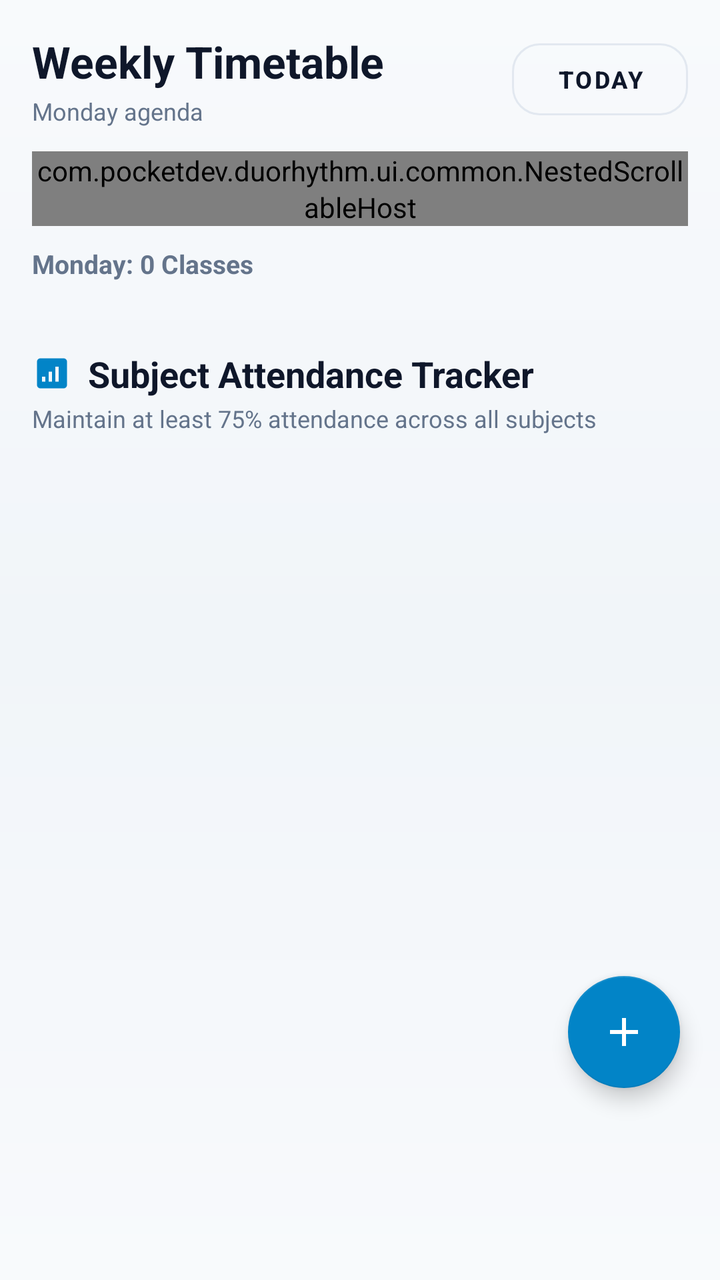
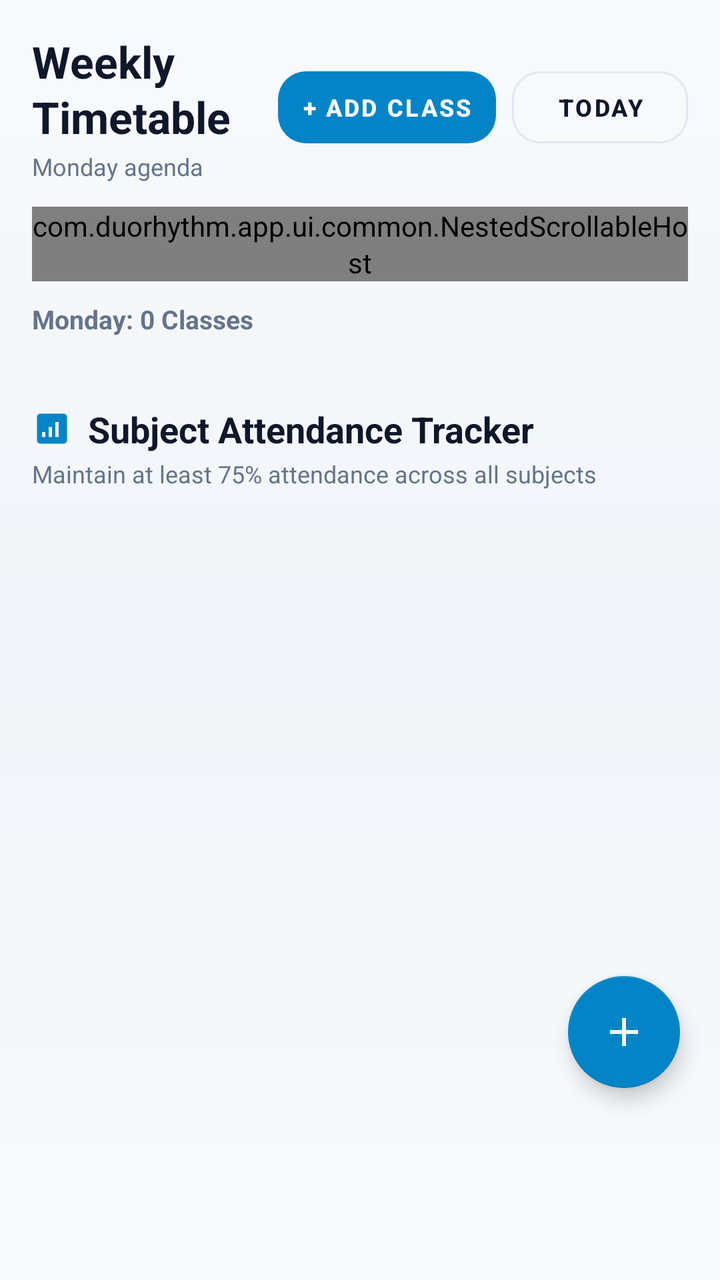

The first picture is an Android layout as it rendered before a commit; the second is the same layout after the commit. The layout source and the unified diff follow.
<!-- AndroidManifest.xml: application theme Theme.LifeSync -->
<!-- res/layout/fragment_schedule.xml -->
<?xml version="1.0" encoding="utf-8"?>
<androidx.coordinatorlayout.widget.CoordinatorLayout xmlns:android="http://schemas.android.com/apk/res/android"
    xmlns:app="http://schemas.android.com/apk/res-auto"
    xmlns:tools="http://schemas.android.com/tools"
    android:layout_width="match_parent"
    android:layout_height="match_parent"
    android:clipChildren="false"
    android:clipToPadding="false"
    android:background="@drawable/bg_ambient_canvas">

    <androidx.core.widget.NestedScrollView
        android:id="@+id/scrollSchedule"
        android:layout_width="match_parent"
        android:layout_height="match_parent"
        android:fillViewport="true"
        android:clipToPadding="false"
        android:clipChildren="false"
        android:paddingBottom="120dp">

        <LinearLayout
            android:layout_width="match_parent"
            android:layout_height="wrap_content"
            android:orientation="vertical"
            android:padding="16dp">

            
            <LinearLayout
                android:layout_width="match_parent"
                android:layout_height="wrap_content"
                android:gravity="center_vertical"
                android:orientation="horizontal"
                android:layout_marginBottom="12dp">

                <LinearLayout
                    android:layout_width="0dp"
                    android:layout_height="wrap_content"
                    android:layout_weight="1"
                    android:orientation="vertical">

                    <TextView
                        android:id="@+id/tvScheduleTitle"
                        android:layout_width="wrap_content"
                        android:layout_height="wrap_content"
                        android:text="Weekly Timetable"
                        android:textColor="@color/text_primary"
                        android:textSize="22sp"
                        android:textStyle="bold" />

                    <TextView
                        android:id="@+id/tvScheduleSubtitle"
                        android:layout_width="wrap_content"
                        android:layout_height="wrap_content"
                        android:layout_marginTop="2dp"
                        android:text="Monday agenda"
                        android:textColor="@color/text_secondary"
                        android:textSize="12sp" />
                </LinearLayout>

                <com.google.android.material.button.MaterialButton
                    android:id="@+id/btnJumpToToday"
                    style="@style/Widget.MaterialComponents.Button.OutlinedButton"
                    android:layout_width="wrap_content"
                    android:layout_height="36dp"
                    android:insetTop="0dp"
                    android:insetBottom="0dp"
                    android:paddingHorizontal="12dp"
                    android:text="Today"
                    android:textColor="@color/text_primary"
                    android:textSize="12sp"
                    android:textStyle="bold"
                    app:cornerRadius="14dp"
                    app:strokeColor="@color/card_stroke"
                    app:strokeWidth="1dp" />
            </LinearLayout>

            
            <com.pocketdev.duorhythm.ui.common.NestedScrollableHost
                android:layout_width="match_parent"
                android:layout_height="wrap_content"
                android:layout_marginBottom="10dp">

                <HorizontalScrollView
                    android:layout_width="match_parent"
                    android:layout_height="wrap_content"
                    android:scrollbars="none">

                    <com.google.android.material.chip.ChipGroup
                        android:id="@+id/chipGroupDays"
                        android:layout_width="wrap_content"
                        android:layout_height="wrap_content"
                        app:singleLine="true"
                        app:singleSelection="true">

                        <com.google.android.material.chip.Chip
                            android:id="@+id/chipMon"
                            style="@style/Widget.MaterialComponents.Chip.Choice"
                            android:layout_width="wrap_content"
                            android:layout_height="42dp"
                            android:checked="true"
                            android:text="Mon 12" />

                        <com.google.android.material.chip.Chip
                            android:id="@+id/chipTue"
                            style="@style/Widget.MaterialComponents.Chip.Choice"
                            android:layout_width="wrap_content"
                            android:layout_height="42dp"
                            android:text="Tue 13" />

                        <com.google.android.material.chip.Chip
                            android:id="@+id/chipWed"
                            style="@style/Widget.MaterialComponents.Chip.Choice"
                            android:layout_width="wrap_content"
                            android:layout_height="42dp"
                            android:text="Wed 14" />

                        <com.google.android.material.chip.Chip
                            android:id="@+id/chipThu"
                            style="@style/Widget.MaterialComponents.Chip.Choice"
                            android:layout_width="wrap_content"
                            android:layout_height="42dp"
                            android:text="Thu 15" />

                        <com.google.android.material.chip.Chip
                            android:id="@+id/chipFri"
                            style="@style/Widget.MaterialComponents.Chip.Choice"
                            android:layout_width="wrap_content"
                            android:layout_height="42dp"
                            android:text="Fri 16" />

                        <com.google.android.material.chip.Chip
                            android:id="@+id/chipSat"
                            style="@style/Widget.MaterialComponents.Chip.Choice"
                            android:layout_width="wrap_content"
                            android:layout_height="42dp"
                            android:text="Sat 17" />

                        <com.google.android.material.chip.Chip
                            android:id="@+id/chipSun"
                            style="@style/Widget.MaterialComponents.Chip.Choice"
                            android:layout_width="wrap_content"
                            android:layout_height="42dp"
                            android:text="Sun 18" />
                    </com.google.android.material.chip.ChipGroup>
                </HorizontalScrollView>
            </com.pocketdev.duorhythm.ui.common.NestedScrollableHost>

            
            <TextView
                android:id="@+id/tvScheduleDaySummary"
                android:layout_width="wrap_content"
                android:layout_height="wrap_content"
                android:layout_marginBottom="10dp"
                android:text="Monday: 0 Classes"
                android:textColor="@color/text_secondary"
                android:textSize="13sp"
                android:textStyle="bold" />

            
            <androidx.recyclerview.widget.RecyclerView
                android:id="@+id/rvDayClasses"
                android:layout_width="match_parent"
                android:layout_height="wrap_content"
                android:nestedScrollingEnabled="false"
                android:clipToPadding="false"
                android:layoutAnimation="@anim/layout_animation_slide_up"
                tools:listitem="@layout/item_class_schedule" />

            
            <com.google.android.material.card.MaterialCardView
                android:id="@+id/layoutEmptyClasses"
                android:layout_width="match_parent"
                android:layout_height="wrap_content"
                android:layout_marginTop="16dp"
                app:cardCornerRadius="20dp"
                app:cardElevation="0dp"
                app:strokeWidth="1dp"
                app:strokeColor="@color/card_stroke"
                app:cardBackgroundColor="@color/surface_card"
                android:visibility="gone">

                <LinearLayout
                    android:layout_width="match_parent"
                    android:layout_height="wrap_content"
                    android:gravity="center"
                    android:orientation="vertical"
                    android:padding="28dp">

                    <ImageView
                        android:layout_width="44dp"
                        android:layout_height="44dp"
                        android:src="@drawable/ic_schedule"
                        app:tint="@color/water_cyan_bright" />

                    <TextView
                        android:layout_width="wrap_content"
                        android:layout_height="wrap_content"
                        android:layout_marginTop="14dp"
                        android:text="No classes scheduled for this day"
                        android:textColor="@color/text_primary"
                        android:textSize="17sp"
                        android:textStyle="bold" />

                    <TextView
                        android:layout_width="wrap_content"
                        android:layout_height="wrap_content"
                        android:layout_marginTop="6dp"
                        android:gravity="center"
                        android:text="Tap below to add a lecture, lab, or seminar for this day."
                        android:textColor="@color/text_secondary"
                        android:textSize="13sp" />

                    <com.google.android.material.button.MaterialButton
                        android:id="@+id/btnEmptyAddClass"
                        style="@style/Widget.MaterialComponents.Button.UnelevatedButton"
                        android:layout_width="wrap_content"
                        android:layout_height="40dp"
                        android:layout_marginTop="18dp"
                        android:insetTop="0dp"
                        android:insetBottom="0dp"
                        android:paddingHorizontal="20dp"
                        android:text="+ Add Class"
                        android:textColor="@color/white"
                        android:textSize="13sp"
                        android:textStyle="bold"
                        app:backgroundTint="#0284C7"
                        app:cornerRadius="16dp" />
                </LinearLayout>
            </com.google.android.material.card.MaterialCardView>

            
            <LinearLayout
                android:layout_width="match_parent"
                android:layout_height="wrap_content"
                android:layout_marginTop="24dp"
                android:gravity="center_vertical"
                android:orientation="horizontal">

                <ImageView
                    android:layout_width="20dp"
                    android:layout_height="20dp"
                    android:src="@drawable/ic_analytics"
                    app:tint="?attr/colorPrimary" />

                <TextView
                    android:layout_width="wrap_content"
                    android:layout_height="wrap_content"
                    android:layout_marginStart="8dp"
                    android:text="Subject Attendance Tracker"
                    android:textColor="@color/text_primary"
                    android:textSize="18sp"
                    android:textStyle="bold" />
            </LinearLayout>

            <TextView
                android:layout_width="wrap_content"
                android:layout_height="wrap_content"
                android:layout_marginTop="2dp"
                android:text="Maintain at least 75% attendance across all subjects"
                android:textColor="@color/text_secondary"
                android:textSize="12sp" />

            <androidx.recyclerview.widget.RecyclerView
                android:id="@+id/rvAttendance"
                android:layout_width="match_parent"
                android:layout_height="wrap_content"
                android:layout_marginTop="10dp"
                android:nestedScrollingEnabled="false"
                android:clipToPadding="false"
                android:layoutAnimation="@anim/layout_animation_slide_up"
                tools:listitem="@layout/item_attendance" />

            
            <com.google.android.material.card.MaterialCardView
                android:id="@+id/layoutEmptyAttendance"
                android:layout_width="match_parent"
                android:layout_height="wrap_content"
                android:layout_marginTop="16dp"
                app:cardCornerRadius="20dp"
                app:cardElevation="0dp"
                app:strokeWidth="1dp"
                app:strokeColor="@color/card_stroke"
                app:cardBackgroundColor="@color/surface_card"
                android:visibility="gone">

                <LinearLayout
                    android:layout_width="match_parent"
                    android:layout_height="wrap_content"
                    android:gravity="center"
                    android:orientation="vertical"
                    android:padding="20dp">

                    <TextView
                        android:layout_width="wrap_content"
                        android:layout_height="wrap_content"
                        android:text="No Attendance Tracked Yet"
                        android:textColor="@color/text_primary"
                        android:textSize="15sp"
                        android:textStyle="bold" />

                    <TextView
                        android:layout_width="wrap_content"
                        android:layout_height="wrap_content"
                        android:layout_marginTop="4dp"
                        android:gravity="center"
                        android:text="Attendance percentage appears here once classes or subjects are logged"
                        android:textColor="@color/text_secondary"
                        android:textSize="12sp" />
                </LinearLayout>
            </com.google.android.material.card.MaterialCardView>

        </LinearLayout>
    </androidx.core.widget.NestedScrollView>

    
    <com.google.android.material.floatingactionbutton.FloatingActionButton
        android:id="@+id/fabAddClass"
        android:layout_width="wrap_content"
        android:layout_height="wrap_content"
        android:layout_gravity="bottom|end"
        android:layout_marginEnd="20dp"
        android:layout_marginBottom="96dp"
        android:contentDescription="Add Class"
        app:backgroundTint="#0284C7"
        app:tint="@color/white"
        app:srcCompat="@drawable/ic_add"
        app:elevation="6dp" />

</androidx.coordinatorlayout.widget.CoordinatorLayout>
<!-- res/layout/item_class_schedule.xml (included above) -->
<?xml version="1.0" encoding="utf-8"?>
<com.google.android.material.card.MaterialCardView xmlns:android="http://schemas.android.com/apk/res/android"
    xmlns:app="http://schemas.android.com/apk/res-auto"
    android:layout_width="match_parent"
    android:layout_height="wrap_content"
    android:layout_marginBottom="10dp"
    android:clipToOutline="true"
    app:cardCornerRadius="20dp"
    app:cardElevation="3dp"
    app:strokeWidth="1dp"
    app:strokeColor="@color/card_stroke"
    app:cardBackgroundColor="@color/surface_card">

    <LinearLayout
        android:layout_width="match_parent"
        android:layout_height="wrap_content"
        android:gravity="center_vertical"
        android:orientation="horizontal">

        
        <View
            android:id="@+id/viewClassColor"
            android:layout_width="4dp"
            android:layout_height="36dp"
            android:layout_gravity="center_vertical"
            android:layout_marginStart="14dp"
            android:background="@drawable/bg_rounded_accent_pill" />

        <LinearLayout
            android:layout_width="match_parent"
            android:layout_height="wrap_content"
            android:orientation="vertical"
            android:paddingTop="16dp"
            android:paddingBottom="16dp"
            android:paddingStart="12dp"
            android:paddingEnd="16dp">

            
            <LinearLayout
                android:layout_width="match_parent"
                android:layout_height="wrap_content"
                android:gravity="center_vertical"
                android:orientation="horizontal">

                <TextView
                    android:id="@+id/tvClassTime"
                    android:layout_width="wrap_content"
                    android:layout_height="wrap_content"
                    android:text="⏰ 09:00 AM - 10:30 AM"
                    android:textColor="#2563EB"
                    android:textSize="12sp"
                    android:textStyle="bold" />

                <TextView
                    android:id="@+id/tvClassType"
                    android:layout_width="wrap_content"
                    android:layout_height="wrap_content"
                    android:layout_marginStart="8dp"
                    android:background="@drawable/bg_chip_unselected"
                    android:paddingHorizontal="8dp"
                    android:paddingVertical="3dp"
                    android:text="LECTURE"
                    android:textColor="@color/text_secondary"
                    android:textSize="10sp"
                    android:textStyle="bold" />

                
                <TextView
                    android:id="@+id/tvClassLiveStatus"
                    android:layout_width="wrap_content"
                    android:layout_height="wrap_content"
                    android:layout_marginStart="6dp"
                    android:background="@drawable/bg_chip_unselected"
                    android:paddingHorizontal="8dp"
                    android:paddingVertical="3dp"
                    android:text="● IN SESSION"
                    android:textColor="@color/income_green"
                    android:textSize="10sp"
                    android:textStyle="bold"
                    android:visibility="gone" />

                <View
                    android:layout_width="0dp"
                    android:layout_height="1dp"
                    android:layout_weight="1" />

                <ImageButton
                    android:id="@+id/btnDeleteClass"
                    android:layout_width="30dp"
                    android:layout_height="30dp"
                    android:background="?attr/selectableItemBackgroundBorderless"
                    android:contentDescription="Delete"
                    android:src="@drawable/ic_delete"
                    app:tint="@color/text_muted" />
            </LinearLayout>

            
            <TextView
                android:id="@+id/tvClassSubject"
                android:layout_width="wrap_content"
                android:layout_height="wrap_content"
                android:layout_marginTop="6dp"
                android:text="Computer Science"
                android:textColor="@color/text_primary"
                android:textSize="16sp"
                android:textStyle="bold" />

            
            <TextView
                android:id="@+id/tvClassDetails"
                android:layout_width="wrap_content"
                android:layout_height="wrap_content"
                android:layout_marginTop="2dp"
                android:text="Hall B-201 • Prof. Smith"
                android:textColor="@color/text_secondary"
                android:textSize="12sp" />

            
            <TextView
                android:id="@+id/tvClassBuilding"
                android:layout_width="wrap_content"
                android:layout_height="wrap_content"
                android:layout_marginTop="2dp"
                android:text="Building: Tech Center 2 • Online Link available"
                android:textColor="#2563EB"
                android:textSize="11sp"
                android:visibility="gone" />

            <View
                android:layout_width="match_parent"
                android:layout_height="1dp"
                android:layout_marginTop="10dp"
                android:layout_marginBottom="8dp"
                android:background="@color/card_stroke" />

            
            <LinearLayout
                android:layout_width="match_parent"
                android:layout_height="wrap_content"
                android:gravity="center_vertical"
                android:orientation="horizontal">

                <TextView
                    android:layout_width="0dp"
                    android:layout_height="wrap_content"
                    android:layout_weight="1"
                    android:text="Quick Attendance:"
                    android:textColor="@color/text_muted"
                    android:textSize="11sp" />

                <com.google.android.material.button.MaterialButton
                    android:id="@+id/btnQuickPresent"
                    style="@style/Widget.MaterialComponents.Button.OutlinedButton"
                    android:layout_width="wrap_content"
                    android:layout_height="32dp"
                    android:insetTop="0dp"
                    android:insetBottom="0dp"
                    android:paddingHorizontal="10dp"
                    android:text="✓ Present"
                    android:textColor="@color/income_green"
                    android:textSize="11sp"
                    android:textStyle="bold"
                    app:cornerRadius="12dp"
                    app:strokeColor="@color/income_green"
                    app:strokeWidth="1dp" />

                <com.google.android.material.button.MaterialButton
                    android:id="@+id/btnQuickAbsent"
                    style="@style/Widget.MaterialComponents.Button.OutlinedButton"
                    android:layout_width="wrap_content"
                    android:layout_height="32dp"
                    android:layout_marginStart="6dp"
                    android:insetTop="0dp"
                    android:insetBottom="0dp"
                    android:paddingHorizontal="10dp"
                    android:text="✗ Absent"
                    android:textColor="@color/expense_red"
                    android:textSize="11sp"
                    android:textStyle="bold"
                    app:cornerRadius="12dp"
                    app:strokeColor="@color/expense_red"
                    app:strokeWidth="1dp" />
            </LinearLayout>

        </LinearLayout>
    </LinearLayout>
</com.google.android.material.card.MaterialCardView>
<!-- res/layout/item_attendance.xml (included above) -->
<?xml version="1.0" encoding="utf-8"?>
<com.google.android.material.card.MaterialCardView xmlns:android="http://schemas.android.com/apk/res/android"
    xmlns:app="http://schemas.android.com/apk/res-auto"
    android:layout_width="match_parent"
    android:layout_height="wrap_content"
    android:layout_marginBottom="8dp"
    app:cardCornerRadius="20dp"
    app:cardElevation="0dp"
    app:strokeWidth="1dp"
    app:strokeColor="@color/card_stroke"
    app:cardBackgroundColor="@color/surface_card">

    <LinearLayout
        android:layout_width="match_parent"
        android:layout_height="wrap_content"
        android:orientation="vertical"
        android:padding="16dp">

        <LinearLayout
            android:layout_width="match_parent"
            android:layout_height="wrap_content"
            android:gravity="center_vertical"
            android:orientation="horizontal">

            <TextView
                android:id="@+id/tvAttendanceSubject"
                android:layout_width="0dp"
                android:layout_height="wrap_content"
                android:layout_weight="1"
                android:text="English Literature"
                android:textColor="@color/text_primary"
                android:textSize="15sp"
                android:textStyle="bold" />

            <TextView
                android:id="@+id/tvAttendancePercent"
                android:layout_width="wrap_content"
                android:layout_height="wrap_content"
                android:text="90.0%"
                android:textColor="@color/income_green"
                android:textSize="15sp"
                android:textStyle="bold" />
        </LinearLayout>

        <ProgressBar
            android:id="@+id/pbAttendance"
            style="?android:attr/progressBarStyleHorizontal"
            android:layout_width="match_parent"
            android:layout_height="6dp"
            android:layout_marginTop="6dp"
            android:max="100"
            android:progress="90"
            android:progressTint="@color/income_green" />

        <LinearLayout
            android:layout_width="match_parent"
            android:layout_height="wrap_content"
            android:layout_marginTop="8dp"
            android:gravity="center_vertical"
            android:orientation="horizontal">

            <TextView
                android:id="@+id/tvAttendanceCount"
                android:layout_width="0dp"
                android:layout_height="wrap_content"
                android:layout_weight="1"
                android:text="Attended: 18 / 20 classes"
                android:textColor="@color/text_secondary"
                android:textSize="12sp" />

            <com.google.android.material.button.MaterialButton
                android:id="@+id/btnMarkPresent"
                style="@style/Widget.MaterialComponents.Button.OutlinedButton"
                android:layout_width="wrap_content"
                android:layout_height="32dp"
                android:layout_marginEnd="6dp"
                android:insetTop="0dp"
                android:insetBottom="0dp"
                android:text="✓ Present"
                android:textColor="@color/income_green"
                android:textSize="11sp" />

            <com.google.android.material.button.MaterialButton
                android:id="@+id/btnMarkAbsent"
                style="@style/Widget.MaterialComponents.Button.OutlinedButton"
                android:layout_width="wrap_content"
                android:layout_height="32dp"
                android:insetTop="0dp"
                android:insetBottom="0dp"
                android:text="✗ Absent"
                android:textColor="@color/expense_red"
                android:textSize="11sp" />
        </LinearLayout>

    </LinearLayout>
</com.google.android.material.card.MaterialCardView>
<!-- resources referenced by this layout -->
<resources>
  <color name="card_stroke">#E2E8F0</color>
  <color name="expense_red">#EF4444</color>
  <color name="income_green">#10B981</color>
  <color name="surface_card">#FFFFFF</color>
  <color name="text_muted">#64748B</color>
  <color name="text_primary">#0F172A</color>
  <color name="text_secondary">#64748B</color>
  <color name="water_cyan_bright">#0284C7</color>
  <color name="white">#FFFFFF</color>
  <!-- drawable bg_ambient_canvas (drawable) -->
  <?xml version="1.0" encoding="utf-8"?>
  <shape xmlns:android="http://schemas.android.com/apk/res/android"
      android:shape="rectangle">
      <gradient
          android:angle="270"
          android:startColor="#F8FAFC"
          android:centerColor="#F1F5F9"
          android:endColor="#F8FAFC"
          android:type="linear" />
  </shape>
  <!-- drawable bg_chip_unselected (drawable) -->
  <?xml version="1.0" encoding="utf-8"?>
  <shape xmlns:android="http://schemas.android.com/apk/res/android"
      android:shape="rectangle">
      <solid android:color="@color/surface_variant" />
      <corners android:radius="14dp" />
      <stroke
          android:width="1dp"
          android:color="@color/card_stroke" />
  </shape>
  <!-- drawable bg_rounded_accent_pill (drawable) -->
  <?xml version="1.0" encoding="utf-8"?>
  <shape xmlns:android="http://schemas.android.com/apk/res/android"
      android:shape="rectangle">
      <corners android:radius="2dp" />
      <solid android:color="#2563EB" />
  </shape>
  <!-- drawable ic_add (drawable) -->
  <vector xmlns:android="http://schemas.android.com/apk/res/android"
      android:width="24dp"
      android:height="24dp"
      android:viewportWidth="24"
      android:viewportHeight="24">
      <path
          android:fillColor="#000000"
          android:pathData="M19,13h-6v6h-2v-6H5v-2h6V5h2v6h6v2z"/>
  </vector>
  <!-- drawable ic_delete (drawable) -->
  <vector xmlns:android="http://schemas.android.com/apk/res/android"
      android:width="24dp"
      android:height="24dp"
      android:viewportWidth="24"
      android:viewportHeight="24">
      <path
          android:fillColor="#000000"
          android:pathData="M6,19c0,1.1 0.9,2 2,2h8c1.1,0 2,-0.9 2,-2V7H6v12zM19,4h-3.5l-1,-1h-5l-1,1H5v2h14V4z"/>
  </vector>
  <color name="surface_variant">#F1F5F9</color>
  <color name="primary">#0284C7</color>
  <color name="primary_variant">#0369A1</color>
  <color name="on_primary">#FFFFFF</color>
  <color name="secondary">#7C3AED</color>
  <color name="secondary_variant">#6D28D9</color>
  <color name="on_secondary">#FFFFFF</color>
  <color name="surface">#FFFFFF</color>
  <color name="background">#F8FAFC</color>
  <style name="CardElevationRounded" parent="Widget.MaterialComponents.CardView">
          <item name="cardCornerRadius">22dp</item>
          <item name="cardElevation">2dp</item>
          <item name="strokeWidth">1dp</item>
          <item name="strokeColor">@color/card_stroke</item>
          <item name="cardBackgroundColor">@color/surface_card</item>
      </style>
  <style name="DuoRhythmTextView" parent="android:Widget.TextView">
          <item name="android:lineSpacingExtra">2dp</item>
          <item name="android:fontFamily">sans-serif</item>
          <item name="android:includeFontPadding">true</item>
      </style>
  <style name="DuoRhythmEditText" parent="android:Widget.EditText">
          <item name="android:lineSpacingExtra">2dp</item>
          <item name="android:fontFamily">sans-serif</item>
          <item name="android:includeFontPadding">true</item>
          <item name="android:textColor">@color/text_primary</item>
          <item name="android:textColorHint">@color/text_secondary</item>
      </style>
  <!-- unchanged entries left out for length: 3 -->
</resources>

<!-- the commit's change to res/layout/fragment_schedule.xml (unified diff, before → after) -->
@@ -55,6 +55,22 @@
                         android:textColor="@color/text_secondary"
                         android:textSize="12sp" />
                 </LinearLayout>
+
+                <com.google.android.material.button.MaterialButton
+                    android:id="@+id/btnAddClass"
+                    style="@style/Widget.MaterialComponents.Button.UnelevatedButton"
+                    android:layout_width="wrap_content"
+                    android:layout_height="36dp"
+                    android:layout_marginEnd="8dp"
+                    android:insetTop="0dp"
+                    android:insetBottom="0dp"
+                    android:paddingHorizontal="12dp"
+                    android:text="+ ADD CLASS"
+                    android:textColor="@color/white"
+                    android:textSize="12sp"
+                    android:textStyle="bold"
+                    app:backgroundTint="#0284C7"
+                    app:cornerRadius="14dp" />
 
                 <com.google.android.material.button.MaterialButton
                     android:id="@+id/btnJumpToToday"
@@ -74,7 +90,7 @@
             </LinearLayout>
 
             
-            <com.pocketdev.duorhythm.ui.common.NestedScrollableHost
+            <com.duorhythm.app.ui.common.NestedScrollableHost
                 android:layout_width="match_parent"
                 android:layout_height="wrap_content"
                 android:layout_marginBottom="10dp">
@@ -142,7 +158,7 @@
                             android:text="Sun 18" />
                     </com.google.android.material.chip.ChipGroup>
                 </HorizontalScrollView>
-            </com.pocketdev.duorhythm.ui.common.NestedScrollableHost>
+            </com.duorhythm.app.ui.common.NestedScrollableHost>
 
             
             <TextView
